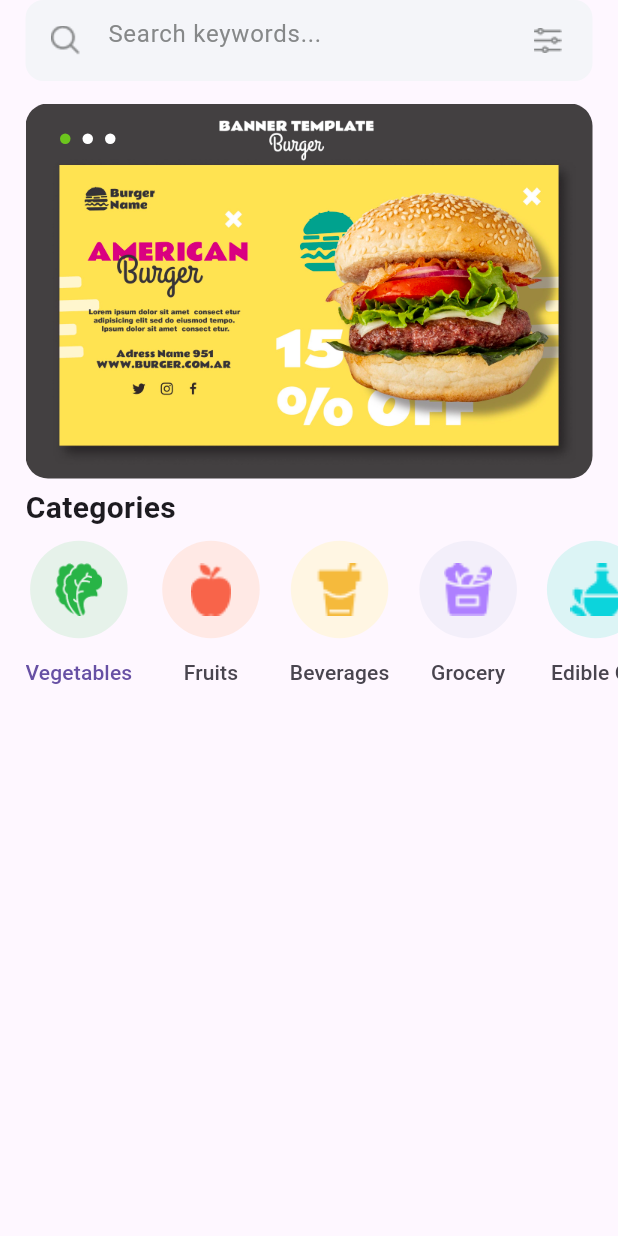
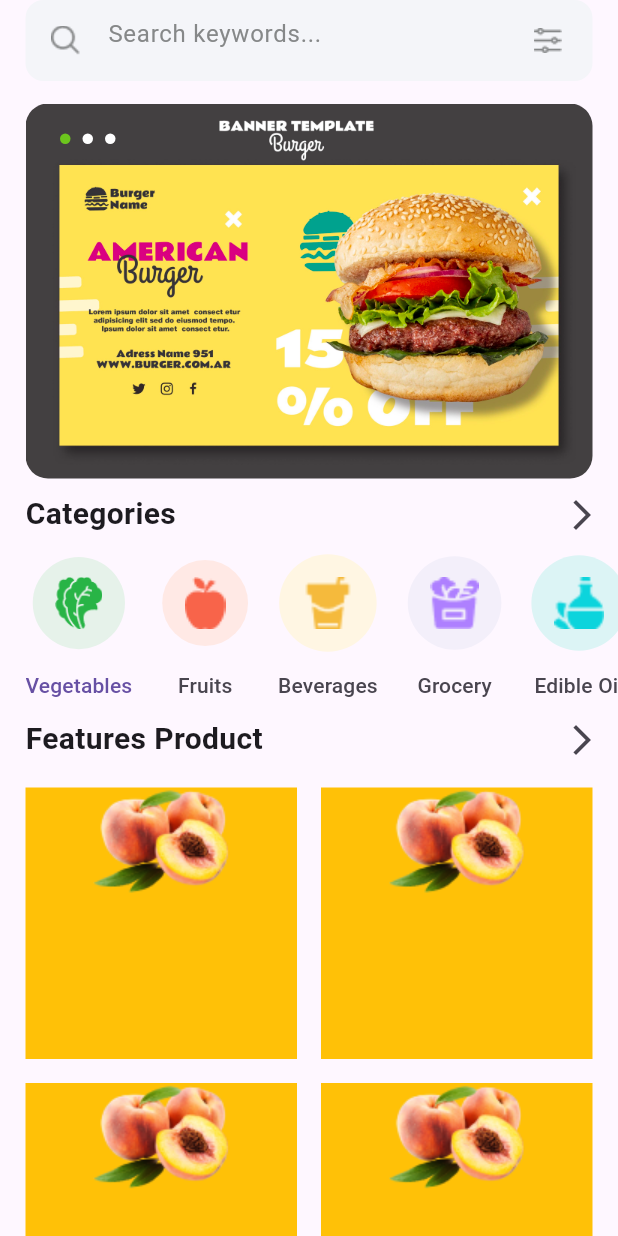
Before and after one commit to AkkiRa69/Big-Cart, a Flutter app: the screen it shows after launch, after a tap on "Skip", on a phone screen of 412 x 824 dp. Run offline on Flutter 3.47's test engine with Material 3 defaults, Android fonts, the phone set to English and light mode, and no system bars; drawn by our look-alikes of smooth_page_indicator; our stand-ins replace page_transition.

Commit message:
third commit

```diff
--- a/lib/main.dart
+++ b/lib/main.dart
@@ -1,5 +1,7 @@
 import 'package:flutter/material.dart';
 import 'package:grocery_store/pages/intro_page.dart';
+import 'package:grocery_store/providers/fruit_provider.dart';
+import 'package:provider/provider.dart';
 
 void main() {
   runApp(const MyApp());
@@ -10,9 +12,16 @@ class MyApp extends StatelessWidget {
 
   @override
   Widget build(BuildContext context) {
-    return MaterialApp(
-      debugShowCheckedModeBanner: false,
-      home: IntroPage(),
+    return MultiProvider(
+      providers: [
+        ChangeNotifierProvider(
+          create: (context) => FruitProvider(),
+        ),
+      ],
+      child: MaterialApp(
+        debugShowCheckedModeBanner: false,
+        home: IntroPage(),
+      ),
     );
   }
 }
--- /dev/null
+++ b/lib/model/fruit_model.dart
@@ -0,0 +1,17 @@
+
+class FruitModel  {
+  String name, weight,description, image;
+  double price;
+  int qty, rate;
+
+  FruitModel(
+      {this.name = "no-name",
+      this.description = "no description",
+      this.image = "no image",
+      this.price = 0.00,
+      this.rate = 0,
+      this.weight = "no-weight",
+      this.qty = 0});
+
+
+}
--- a/lib/pages/home_page.dart
+++ b/lib/pages/home_page.dart
@@ -1,7 +1,12 @@
+// ignore_for_file: prefer_const_constructors
+
 import 'dart:math';
 
 import 'package:flutter/cupertino.dart';
 import 'package:flutter/material.dart';
+import 'package:grocery_store/model/fruit_model.dart';
+import 'package:grocery_store/providers/fruit_provider.dart';
+import 'package:provider/provider.dart';
 import 'package:smooth_page_indicator/smooth_page_indicator.dart';
 
 class HomePage extends StatelessWidget {
@@ -35,11 +40,13 @@ class HomePage extends StatelessWidget {
   PageController _controller = PageController();
   @override
   Widget build(BuildContext context) {
+    List<FruitModel> fruits = context.watch<FruitProvider>().fruitList;
     return DefaultTabController(
       length: cates.length,
       child: Scaffold(
         body: SafeArea(
           child: ListView(
+            scrollDirection: Axis.vertical,
             children: [
               Container(
                 decoration: BoxDecoration(
@@ -106,13 +113,22 @@ class HomePage extends StatelessWidget {
                 ],
               ),
               //Categories
-              Padding(
-                padding:
-                    const EdgeInsets.symmetric(horizontal: 17, vertical: 5),
-                child: Text(
-                  "Categories",
-                  style: TextStyle(fontSize: 20, fontWeight: FontWeight.bold),
-                ),
+              Row(
+                mainAxisAlignment: MainAxisAlignment.spaceBetween,
+                children: [
+                  Padding(
+                    padding: const EdgeInsets.only(left: 17),
+                    child: Text(
+                      "Categories",
+                      style:
+                          TextStyle(fontSize: 20, fontWeight: FontWeight.bold),
+                    ),
+                  ),
+                  IconButton(
+                    onPressed: () {},
+                    icon: Icon(Icons.arrow_forward_ios),
+                  ),
+                ],
               ),
               Padding(
                 padding: const EdgeInsets.only(left: 17),
@@ -129,13 +145,12 @@ class HomePage extends StatelessWidget {
                         children: [
                           Tab(
                             height: 70,
-                            child: IconButton.filled(
-                              style: IconButton.styleFrom(
-                                fixedSize: Size(65, 65),
-                                backgroundColor: colors[i],
-                              ),
-                              onPressed: () {},
-                              icon: Image.asset(
+                            child: Container(
+                              height: 65,
+                              decoration: BoxDecoration(
+                                  color: colors[i], shape: BoxShape.circle),
+                              padding: EdgeInsets.all(15),
+                              child: Image.asset(
                                 cates[i][1],
                                 height: 35,
                                 fit: BoxFit.cover,
@@ -145,10 +160,52 @@ class HomePage extends StatelessWidget {
                           SizedBox(
                             height: 10,
                           ),
-                          Text(cates[i][0])
+                          Text(cates[i][0]),
                         ],
                       ),
                   ],
+                ),
+              ),
+              //features product
+              Row(
+                mainAxisAlignment: MainAxisAlignment.spaceBetween,
+                children: [
+                  Padding(
+                    padding: const EdgeInsets.only(left: 17),
+                    child: Text(
+                      "Features Product",
+                      style:
+                          TextStyle(fontSize: 20, fontWeight: FontWeight.bold),
+                    ),
+                  ),
+                  IconButton(
+                    onPressed: () {},
+                    icon: Icon(Icons.arrow_forward_ios),
+                  ),
+                ],
+              ),
+
+              //Grid view
+              Container(
+                width: double.infinity,
+                padding: EdgeInsets.symmetric(horizontal: 9),
+                child: GridView.builder(
+                  physics: NeverScrollableScrollPhysics(),
+                  shrinkWrap: true,
+                  itemCount: fruits.length,
+                  gridDelegate: SliverGridDelegateWithFixedCrossAxisCount(
+                      crossAxisCount: 2),
+                  itemBuilder: (context, index) {
+                    return Container(
+                      margin: EdgeInsets.all(8),
+                      color: Colors.amber,
+                      child: Column(
+                        children: [
+                          Image.asset(fruits[index].image),
+                        ],
+                      ),
+                    );
+                  },
                 ),
               ),
             ],
--- /dev/null
+++ b/lib/providers/fruit_provider.dart
@@ -0,0 +1,63 @@
+import 'package:flutter/cupertino.dart';
+import 'package:grocery_store/model/fruit_model.dart';
+
+class FruitProvider extends ChangeNotifier {
+  List<FruitModel> _fruits = [
+    FruitModel(
+      name: "Fresh Peach",
+      price: 8.00,
+      weight: "dozen",
+      qty: 0,
+      image: "assets/fruits/peach.png",
+      description:
+          "Organic Mountain works as a seller for many organic growers of organic lemons. Organic lemons are easy to spot in your produce aisle. They are just like regular lemons, but they will usually have a few more scars on the outside of the lemon skin. Organic lemons are considered to be the world's finest lemon for juicing more",
+    ),
+    FruitModel(
+      name: "Fresh Peach",
+      price: 8.00,
+      weight: "dozen",
+      qty: 0,
+      image: "assets/fruits/peach.png",
+      description:
+          "Organic Mountain works as a seller for many organic growers of organic lemons. Organic lemons are easy to spot in your produce aisle. They are just like regular lemons, but they will usually have a few more scars on the outside of the lemon skin. Organic lemons are considered to be the world's finest lemon for juicing more",
+    ),
+    FruitModel(
+      name: "Fresh Peach",
+      price: 8.00,
+      weight: "dozen",
+      qty: 0,
+      image: "assets/fruits/peach.png",
+      description:
+          "Organic Mountain works as a seller for many organic growers of organic lemons. Organic lemons are easy to spot in your produce aisle. They are just like regular lemons, but they will usually have a few more scars on the outside of the lemon skin. Organic lemons are considered to be the world's finest lemon for juicing more",
+    ),
+    FruitModel(
+      name: "Fresh Peach",
+      price: 8.00,
+      weight: "dozen",
+      qty: 0,
+      image: "assets/fruits/peach.png",
+      description:
+          "Organic Mountain works as a seller for many organic growers of organic lemons. Organic lemons are easy to spot in your produce aisle. They are just like regular lemons, but they will usually have a few more scars on the outside of the lemon skin. Organic lemons are considered to be the world's finest lemon for juicing more",
+    ),
+    FruitModel(
+      name: "Fresh Peach",
+      price: 8.00,
+      weight: "dozen",
+      qty: 0,
+      image: "assets/fruits/peach.png",
+      description:
+          "Organic Mountain works as a seller for many organic growers of organic lemons. Organic lemons are easy to spot in your produce aisle. They are just like regular lemons, but they will usually have a few more scars on the outside of the lemon skin. Organic lemons are considered to be the world's finest lemon for juicing more",
+    ),
+    FruitModel(
+      name: "Fresh Peach",
+      price: 8.00,
+      weight: "dozen",
+      qty: 0,
+      image: "assets/fruits/peach.png",
+      description:
+          "Organic Mountain works as a seller for many organic growers of organic lemons. Organic lemons are easy to spot in your produce aisle. They are just like regular lemons, but they will usually have a few more scars on the outside of the lemon skin. Organic lemons are considered to be the world's finest lemon for juicing more",
+    ),
+  ];
+
+  List<FruitModel> get fruitList => _fruits;
+}
--- a/pubspec.yaml
+++ b/pubspec.yaml
@@ -37,6 +37,7 @@ dependencies:
   cupertino_icons: ^1.0.2
   smooth_page_indicator: ^1.1.0
   page_transition: ^2.1.0
+  provider: ^6.1.2
 
 dev_dependencies:
   flutter_test:
@@ -64,6 +65,7 @@ flutter:
   assets:
     - assets/images/
     - assets/icons/
+    - assets/fruits/
   #   - images/a_dot_ham.jpeg
 
   # An image asset can refer to one or more resolution-specific "variants", see
```
Also changed, not shown: assets/fruits/aocado.png (added), assets/fruits/grapes.png (added), assets/fruits/green-fresh-broccoli.png (added), assets/fruits/peach.png (added), assets/fruits/pineapple-pieces.png (added), assets/fruits/pomegranate.png (added), assets/images/pomegranate.png (added), pubspec.lock.
